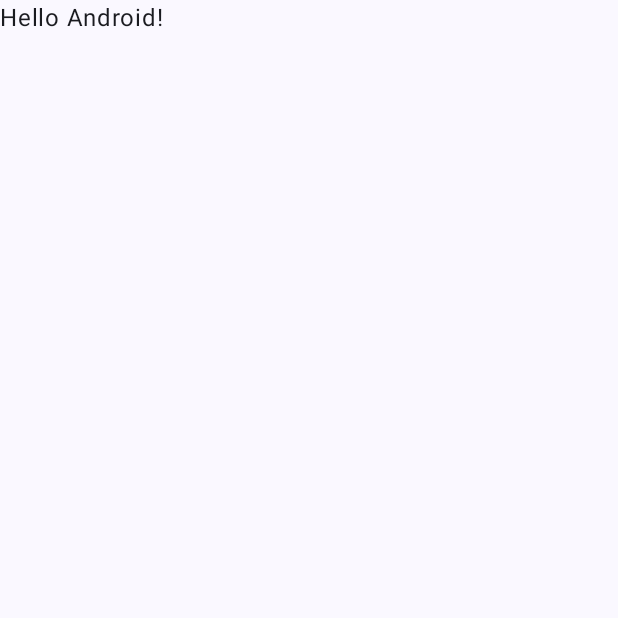
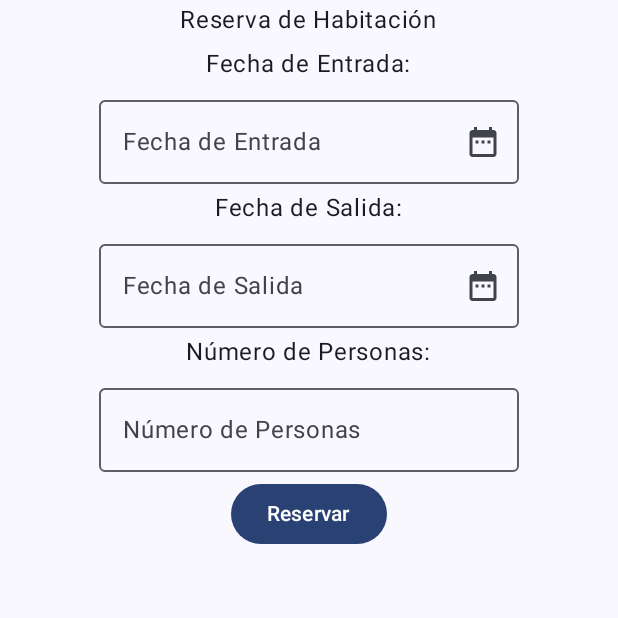
Before and after one commit to LuisGM875/Programacion_Para_Moviles, an Android app built with Jetpack Compose: the screen it shows after launch (MainActivity), on a phone screen of 412 x 824 dp, the top half of it. Before the commit the part shown is almost empty. Run offline under Robolectric (Android 15) with nearby library versions, the phone set to English and light mode, and no system bars.

Commit message:
feat:Add hotel booking interface with date selection and number of people

```diff
--- a/app/src/main/java/com/example/programacion_para_moviles/MainActivity.kt
+++ b/app/src/main/java/com/example/programacion_para_moviles/MainActivity.kt
@@ -1,17 +1,37 @@
 package com.example.programacion_para_moviles
 
+import android.app.DatePickerDialog
 import android.os.Bundle
 import androidx.activity.ComponentActivity
 import androidx.activity.compose.setContent
 import androidx.activity.enableEdgeToEdge
+import androidx.compose.foundation.layout.Arrangement
+import androidx.compose.foundation.layout.Column
 import androidx.compose.foundation.layout.fillMaxSize
+import androidx.compose.foundation.layout.fillMaxWidth
 import androidx.compose.foundation.layout.padding
+import androidx.compose.foundation.text.KeyboardOptions
+import androidx.compose.material.icons.Icons
+import androidx.compose.material.icons.filled.DateRange
+import androidx.compose.material3.Button
+import androidx.compose.material3.Icon
+import androidx.compose.material3.IconButton
+import androidx.compose.material3.OutlinedTextField
 import androidx.compose.material3.Scaffold
 import androidx.compose.material3.Text
 import androidx.compose.runtime.Composable
+import androidx.compose.runtime.getValue
+import androidx.compose.runtime.mutableStateOf
+import androidx.compose.runtime.remember
+import androidx.compose.runtime.setValue
+import androidx.compose.ui.Alignment
 import androidx.compose.ui.Modifier
+import androidx.compose.ui.platform.LocalContext
+import androidx.compose.ui.text.input.KeyboardType
 import androidx.compose.ui.tooling.preview.Preview
+import androidx.compose.ui.unit.dp
 import com.example.programacion_para_moviles.ui.theme.Programacion_Para_MovilesTheme
+import java.util.Calendar
 
 class MainActivity : ComponentActivity() {
     override fun onCreate(savedInstanceState: Bundle?) {
@@ -21,7 +41,7 @@ class MainActivity : ComponentActivity() {
             Programacion_Para_MovilesTheme {
                 Scaffold( modifier = Modifier.fillMaxSize() ) { innerPadding ->
                     Greeting(
-                        name = "Android",
+                        name = "Reserva de Hotel",
                         modifier = Modifier.padding(innerPadding)
                     )
                 }
@@ -32,11 +52,77 @@ class MainActivity : ComponentActivity() {
 
 @Composable
 fun Greeting(name: String, modifier: Modifier = Modifier) {
-    Text(
-        text = "Hello $name!",
-        modifier = modifier
-    )
+    var entryDate by remember { mutableStateOf("") }
+    var exitDate by remember { mutableStateOf("") }
+
+    val context = LocalContext.current
+    val calendar = Calendar.getInstance()
+
+    fun selectDate(onDateSelected: (String) -> Unit) {
+        val year = calendar.get(Calendar.YEAR)
+        val month = calendar.get(Calendar.MONTH)
+        val day = calendar.get(Calendar.DAY_OF_MONTH)
+
+        DatePickerDialog(
+            context,
+            { _, selectedYear, selectedMonth, selectedDay ->
+                val date = "${selectedDay}/${selectedMonth + 1}/${selectedYear}"
+                onDateSelected(date)
+            },
+            year,
+            month,
+            day
+        ).show()
+    }
+
+    Column (modifier = Modifier.fillMaxWidth(), verticalArrangement = Arrangement.Center, horizontalAlignment = Alignment.CenterHorizontally) {
+        Text(text = "Reserva de Habitación", modifier = modifier.padding(1.dp))
+        Text(text = "Fecha de Entrada:", modifier = modifier.padding(4.dp))
+        OutlinedTextField(
+            value = entryDate,
+            onValueChange = { entryDate = it },
+            label = { Text("Fecha de Entrada") },
+            trailingIcon = {
+                IconButton(onClick = { selectDate { entryDate = it } }) {
+                    Icon(Icons.Filled.DateRange, contentDescription = "Seleccionar Fecha")
+                }
+            },
+        )
+        Text(text = "Fecha de Salida:", modifier = modifier.padding(4.dp))
+        OutlinedTextField(
+            value = exitDate,
+            onValueChange = { exitDate = it  },
+            label = { Text("Fecha de Salida") },
+            trailingIcon = {
+                IconButton(onClick = { selectDate { exitDate = it } }) {
+                    Icon(Icons.Filled.DateRange, contentDescription = "Seleccionar Fecha")
+                }
+            },
+        )
+        Text(text = "Número de Personas:", modifier = modifier.padding(4.dp))
+        var numberOfPeople by remember { mutableStateOf("") }
+        OutlinedTextField(
+            value = numberOfPeople,
+            onValueChange = {
+                if (it.all { char -> char.isDigit() }) { // Asegura que solo se escriban números
+                    val input = it.toIntOrNull()
+                    if (input == null || input in 1..10) {
+                        numberOfPeople = it
+                    }
+                }
+            },
+            label = { Text("Número de Personas") },
+            keyboardOptions = KeyboardOptions(keyboardType = KeyboardType.Number)
+        )
+        Button(
+            onClick = { /* TODO */ },
+            modifier = modifier.padding(4.dp)
+        ) {
+            Text(text = "Reservar")
+        }
+    }
 }
+
 
 @Preview(showBackground = true)
 @Composable
```
